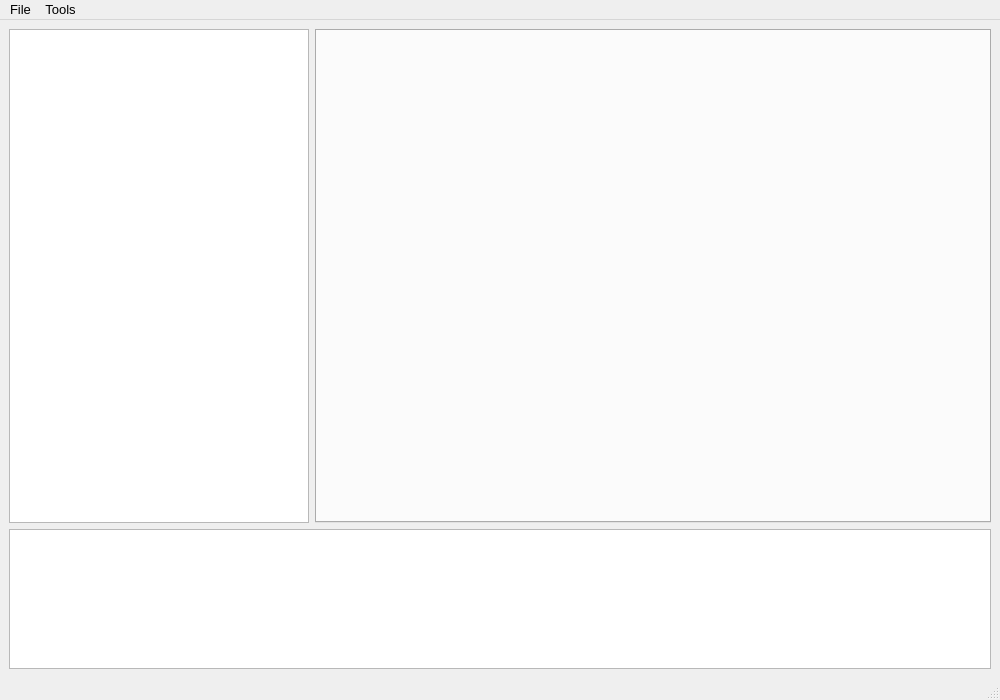
First picture: the form in ui/main_window.ui, repository Lyrositor/BastionMod, before the edit.
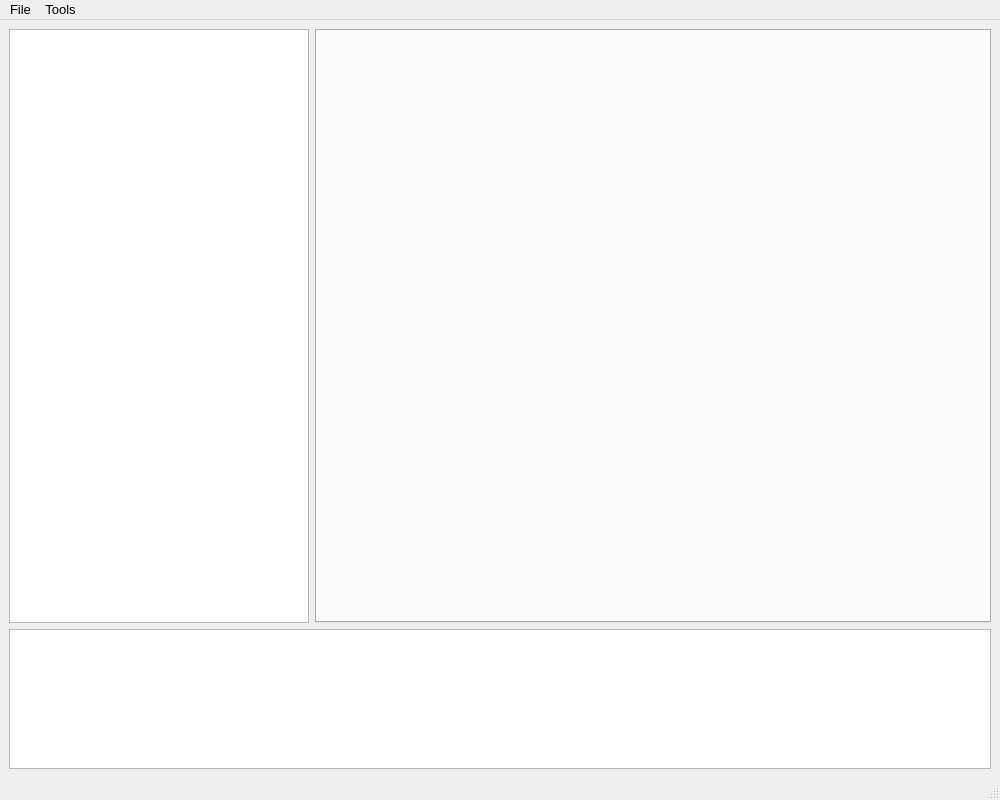
Second picture: the form after the edit. Icons and pictures are not drawn.

Diff of the .ui file:
```diff
--- a/ui/main_window.ui
+++ b/ui/main_window.ui
@@ -7,7 +7,7 @@
     <x>0</x>
     <y>0</y>
     <width>1000</width>
-    <height>700</height>
+    <height>800</height>
    </rect>
   </property>
   <property name="font">
@@ -45,7 +45,7 @@
     <item row="0" column="1">
      <layout class="QHBoxLayout" name="workspace">
       <item>
-       <widget class="QTreeView" name="file_browser">
+       <widget class="QTreeWidget" name="file_browser">
         <property name="sizePolicy">
          <sizepolicy hsizetype="Preferred" vsizetype="Preferred">
           <horstretch>0</horstretch>
@@ -61,9 +61,17 @@
         <property name="rootIsDecorated">
          <bool>true</bool>
         </property>
+        <property name="columnCount">
+         <number>1</number>
+        </property>
         <attribute name="headerVisible">
          <bool>false</bool>
         </attribute>
+        <column>
+         <property name="text">
+          <string notr="true">1</string>
+         </property>
+        </column>
        </widget>
       </item>
       <item>
```
Left out of the diff: 2 changed lines with no effect on the pictures.
